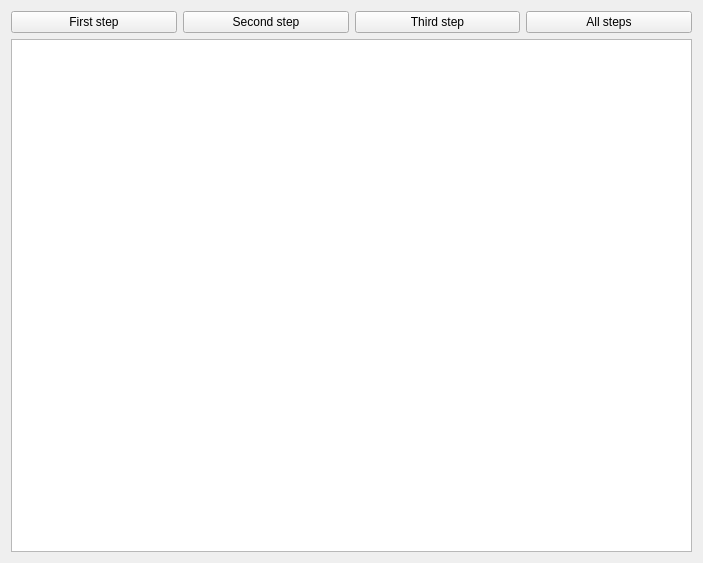
This is propagationform.ui in szazdenes/ErrorPropagation as Qt 5 draws it before an edit. The edited form follows.
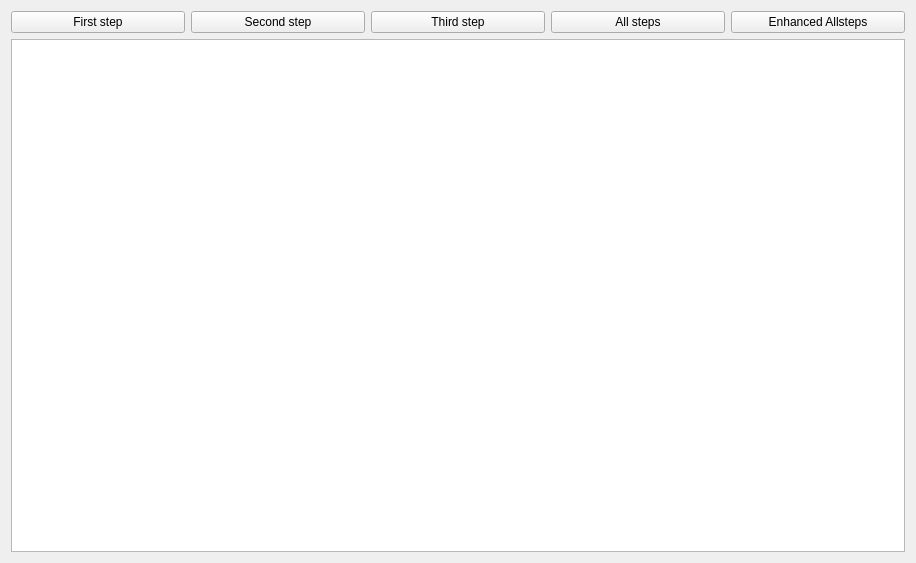
This is the edited form.

Commit message: Enhanced allsteps class added

The edit to the form file:
```diff
--- a/propagationform.ui
+++ b/propagationform.ui
@@ -6,7 +6,7 @@
    <rect>
     <x>0</x>
     <y>0</y>
-    <width>703</width>
+    <width>916</width>
     <height>563</height>
    </rect>
   </property>
@@ -42,7 +42,14 @@
      </property>
     </widget>
    </item>
-   <item row="1" column="0" colspan="4">
+   <item row="0" column="4">
+    <widget class="QPushButton" name="pushButton">
+     <property name="text">
+      <string>Enhanced Allsteps</string>
+     </property>
+    </widget>
+   </item>
+   <item row="1" column="0" colspan="5">
     <widget class="QListWidget" name="listWidget"/>
    </item>
   </layout>
```
The commit also changes 7 other files.
